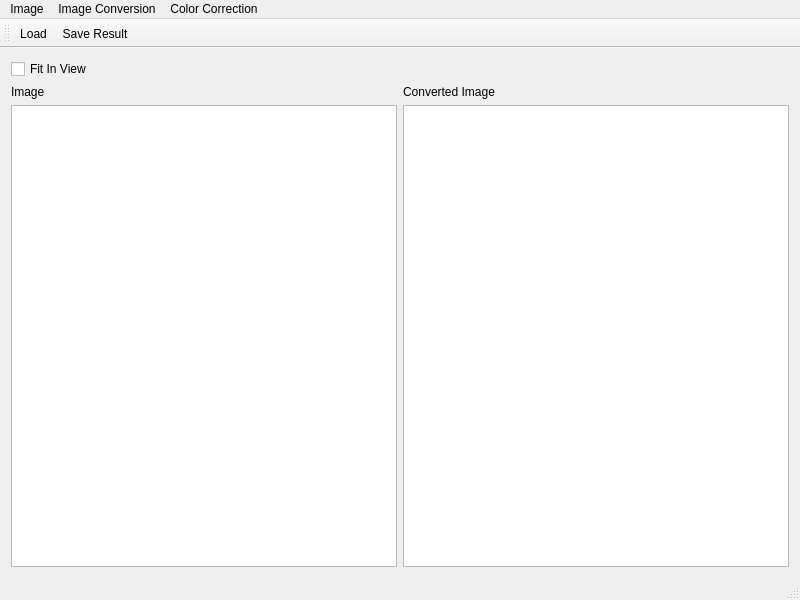
Qt form mainwindow.ui (andrew-k-21-12/aioi3) before a commit.
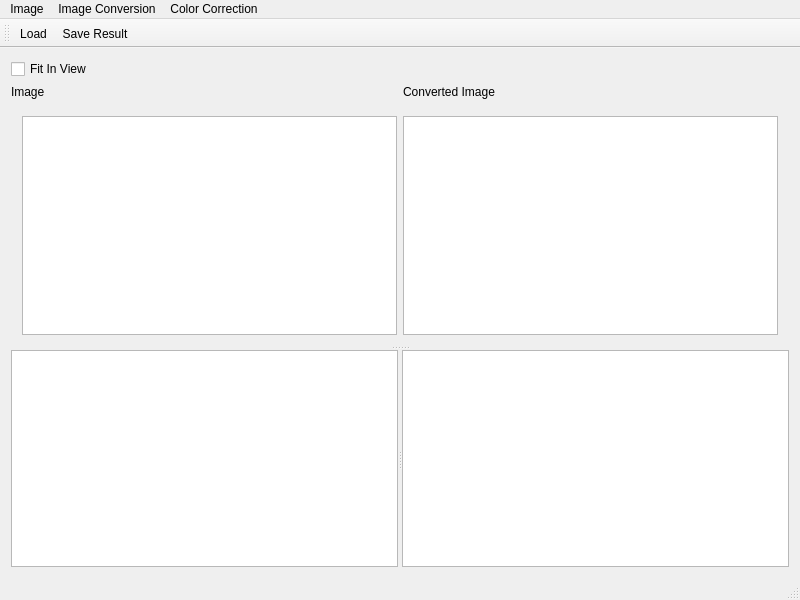
The same form after that commit. Icons and pictures are not drawn.

Commit message: Added grayworld. Added histograms displaying. Fixed code

What changed in the file:
```diff
--- a/mainwindow.ui
+++ b/mainwindow.ui
@@ -12,26 +12,6 @@
   </property>
   <widget class="QWidget" name="centralWidget">
    <layout class="QGridLayout" name="gridLayout">
-    <item row="5" column="2">
-     <widget class="QGraphicsView" name="graphicsView_2"/>
-    </item>
-    <item row="5" column="0">
-     <widget class="QGraphicsView" name="graphicsView"/>
-    </item>
-    <item row="3" column="2">
-     <widget class="QLabel" name="label_2">
-      <property name="text">
-       <string>Converted Image</string>
-      </property>
-     </widget>
-    </item>
-    <item row="3" column="0">
-     <widget class="QLabel" name="label">
-      <property name="text">
-       <string>Image</string>
-      </property>
-     </widget>
-    </item>
     <item row="0" column="0">
      <widget class="QCheckBox" name="checkBox">
       <property name="layoutDirection">
@@ -42,6 +22,88 @@
       </property>
      </widget>
     </item>
+    <item row="1" column="0">
+     <widget class="QLabel" name="label">
+      <property name="text">
+       <string>Image</string>
+      </property>
+     </widget>
+    </item>
+    <item row="1" column="1">
+     <widget class="QLabel" name="label_2">
+      <property name="text">
+       <string>Converted Image</string>
+      </property>
+     </widget>
+    </item>
+    <item row="2" column="0" colspan="2">
+     <widget class="QSplitter" name="splitter_2">
+      <property name="orientation">
+       <enum>Qt::Vertical</enum>
+      </property>
+      <widget class="QWidget" name="">
+       <layout class="QHBoxLayout" name="horizontalLayout_2">
+        <item>
+         <widget class="QGraphicsView" name="graphicsView"/>
+        </item>
+        <item>
+         <widget class="QGraphicsView" name="graphicsView_2"/>
+        </item>
+       </layout>
+      </widget>
+      <widget class="QSplitter" name="splitter">
+       <property name="orientation">
+        <enum>Qt::Horizontal</enum>
+       </property>
+       <widget class="QGraphicsView" name="graphicsView_3">
+        <property name="sizePolicy">
+         <sizepolicy hsizetype="Preferred" vsizetype="Preferred">
+          <horstretch>0</horstretch>
+          <verstretch>0</verstretch>
+         </sizepolicy>
+        </property>
+        <property name="minimumSize">
+         <size>
+          <width>0</width>
+          <height>150</height>
+         </size>
+        </property>
+        <property name="verticalScrollBarPolicy">
+         <enum>Qt::ScrollBarAlwaysOff</enum>
+        </property>
+        <property name="horizontalScrollBarPolicy">
+         <enum>Qt::ScrollBarAlwaysOff</enum>
+        </property>
+        <property name="resizeAnchor">
+         <enum>QGraphicsView::NoAnchor</enum>
+        </property>
+       </widget>
+       <widget class="QGraphicsView" name="graphicsView_4">
+        <property name="sizePolicy">
+         <sizepolicy hsizetype="Preferred" vsizetype="Preferred">
+          <horstretch>0</horstretch>
+          <verstretch>0</verstretch>
+         </sizepolicy>
+        </property>
+        <property name="minimumSize">
+         <size>
+          <width>0</width>
+          <height>150</height>
+         </size>
+        </property>
+        <property name="verticalScrollBarPolicy">
+         <enum>Qt::ScrollBarAlwaysOff</enum>
+        </property>
+        <property name="horizontalScrollBarPolicy">
+         <enum>Qt::ScrollBarAlwaysOff</enum>
+        </property>
+        <property name="resizeAnchor">
+         <enum>QGraphicsView::NoAnchor</enum>
+        </property>
+       </widget>
+      </widget>
+     </widget>
+    </item>
    </layout>
   </widget>
   <widget class="QMenuBar" name="menuBar">
```
Left out of the diff: 24 changed lines with no effect on the pictures. The commit also changes 2 other files.
